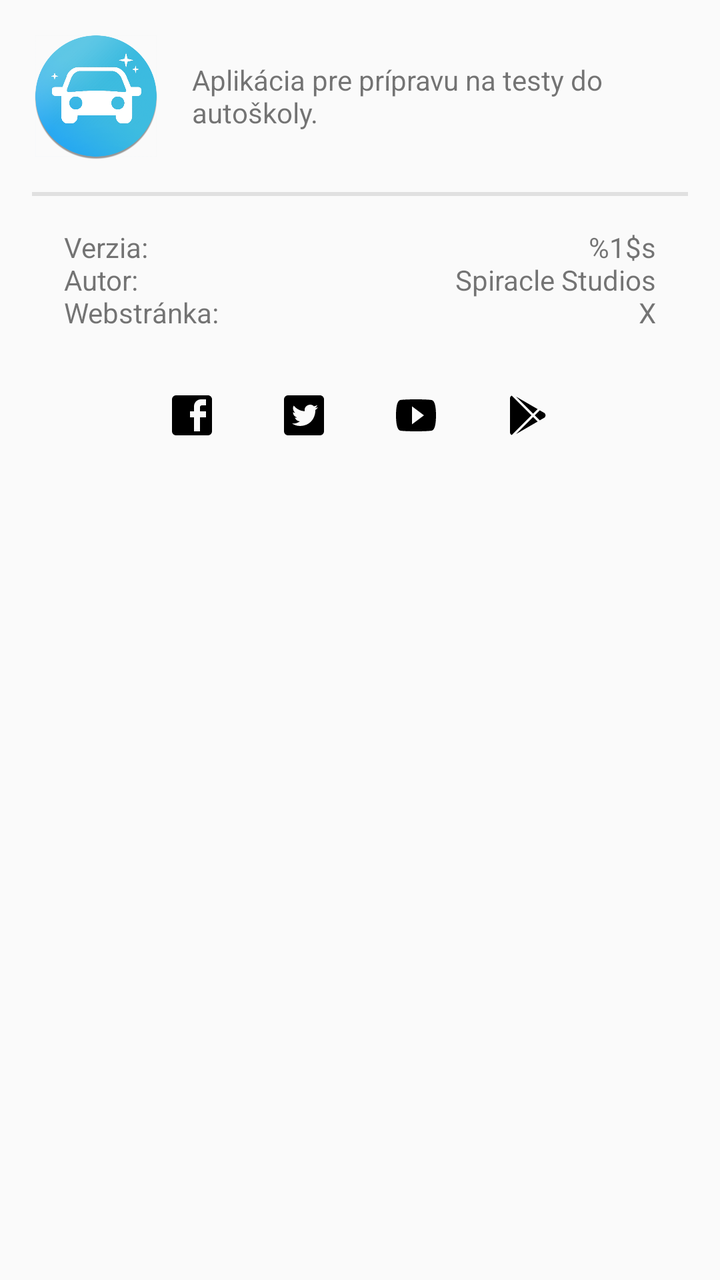
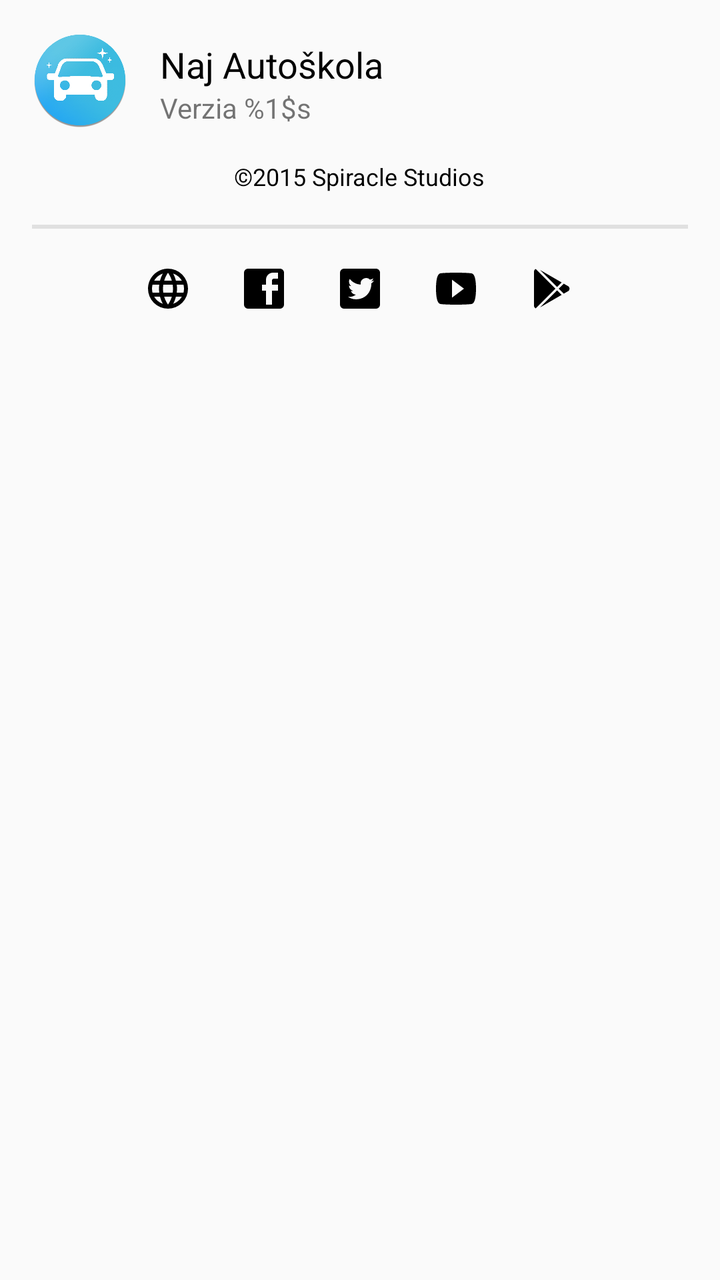

Two renders of the same Android screen: before a commit and after it. Below are the layout's source before the change and the commit's diff.
<!-- AndroidManifest.xml: application theme MyTheme.Light -->
<!-- res/layout/dialog_about.xml -->
<?xml version="1.0" encoding="utf-8"?>
<RelativeLayout xmlns:android="http://schemas.android.com/apk/res/android"
                xmlns:tools="http://schemas.android.com/tools"
                android:layout_width="match_parent"
                android:layout_height="match_parent"
                android:orientation="vertical"
                android:padding="16dp"
                tools:context=".MainActivity">

    <LinearLayout
        android:id="@+id/wrapper"
        android:layout_width="match_parent"
        android:layout_height="wrap_content">

        <ImageView
            android:id="@+id/app_icon"
            android:layout_width="64dp"
            android:layout_height="64dp"
            android:layout_gravity="center"
            android:contentDescription="@null"
            android:longClickable="true"
            android:src="@drawable/app_icon"/>

        <TextView
            android:id="@+id/content"
            android:layout_width="match_parent"
            android:layout_height="match_parent"
            android:layout_gravity="center"
            android:layout_marginLeft="16dp"
            android:layout_marginStart="16dp"
            android:gravity="center_vertical"
            android:text="@string/dialog_about_content"/>

    </LinearLayout>

    
    <View
        android:id="@+id/separator"
        android:layout_width="match_parent"
        android:layout_height="2dp"
        android:layout_below="@id/wrapper"
        android:layout_marginBottom="16dp"
        android:layout_marginTop="16dp"
        android:background="@color/grey_300"/>

    <TextView
        android:id="@+id/info_titles"
        android:layout_width="wrap_content"
        android:layout_height="wrap_content"
        android:layout_below="@id/separator"
        android:layout_gravity="start|top"
        android:layout_marginLeft="16dp"
        android:layout_marginStart="16dp"
        android:text="@string/dialog_about_info_titles"/>

    <TextView
        android:id="@+id/info_values"
        android:layout_width="wrap_content"
        android:layout_height="wrap_content"
        android:layout_alignParentEnd="true"
        android:layout_alignParentRight="true"
        android:layout_below="@id/separator"
        android:layout_marginEnd="16dp"
        android:layout_marginRight="16dp"
        android:gravity="end"
        android:text="@string/dialog_about_info_values"/>

    <LinearLayout
        android:layout_width="match_parent"
        android:layout_height="wrap_content"
        android:layout_below="@id/info_titles"
        android:layout_marginTop="14dp"
        android:gravity="center">

        <ImageButton
            android:id="@+id/facebook"
            android:layout_width="32dp"
            android:layout_height="32dp"
            android:layout_margin="12dp"
            android:background="?attr/selectableItemBackground"
            android:contentDescription="@null"
            android:src="@drawable/facebook_box"/>

        <ImageButton
            android:id="@+id/twitter"
            android:layout_width="32dp"
            android:layout_height="32dp"
            android:layout_margin="12dp"
            android:background="?attr/selectableItemBackground"
            android:contentDescription="@null"
            android:src="@drawable/twitter_box"/>

        <ImageButton
            android:id="@+id/youtube"
            android:layout_width="32dp"
            android:layout_height="32dp"
            android:layout_margin="12dp"
            android:background="?attr/selectableItemBackground"
            android:contentDescription="@null"
            android:src="@drawable/youtube_play"/>

        <ImageButton
            android:id="@+id/google_play"
            android:layout_width="32dp"
            android:layout_height="32dp"
            android:layout_margin="12dp"
            android:background="?attr/selectableItemBackground"
            android:contentDescription="@null"
            android:src="@drawable/google_play"/>

    </LinearLayout>

</RelativeLayout>
<!-- resources referenced by this layout -->
<resources>
  <color name="grey_300" type="color">#E0E0E0</color>
  <!-- drawable facebook_box (drawable) -->
  <vector xmlns:android="http://schemas.android.com/apk/res/android"
      android:height="24dp"
      android:width="24dp"
      android:viewportWidth="24"
      android:viewportHeight="24">
      <path android:fillColor="#000" android:pathData="M19,4V7H17A1,1 0 0,0 16,8V10H19V13H16V20H13V13H11V10H13V7.5C13,5.56 14.57,4 16.5,4M20,2H4A2,2 0 0,0 2,4V20A2,2 0 0,0 4,22H20A2,2 0 0,0 22,20V4C22,2.89 21.1,2 20,2Z" />
  </vector>
  <!-- drawable youtube_play (drawable) -->
  <vector xmlns:android="http://schemas.android.com/apk/res/android"
      android:height="24dp"
      android:width="24dp"
      android:viewportWidth="24"
      android:viewportHeight="24">
      <path android:fillColor="#000" android:pathData="M10,16.5V7.5L16,12M20,4.4C19.4,4.2 15.7,4 12,4C8.3,4 4.6,4.19 4,4.38C2.44,4.9 2,8.4 2,12C2,15.59 2.44,19.1 4,19.61C4.6,19.81 8.3,20 12,20C15.7,20 19.4,19.81 20,19.61C21.56,19.1 22,15.59 22,12C22,8.4 21.56,4.91 20,4.4Z" />
  </vector>
  <string name="dialog_about_content">Aplikácia pre prípravu na testy do autoškoly.</string>
  <string name="dialog_about_info_titles">Verzia:\nAutor:\nWebstránka:</string>
  <string name="dialog_about_info_values">%1$s\nSpiracle Studios\nX</string>
  <color name="colorPrimary" type="color">#4285F4</color>
  <color name="colorPrimaryDark" type="color">#3367D6</color>
  <color name="colorSecondary" type="color">@color/deep_teal_300</color>
  <color name="colorSecondaryDark" type="color">@color/deep_teal_500</color>
  <color name="colorTextTitle" type="color">#FFEE58</color>
  <color name="colorFlatButtons" type="color">@color/pink_A200</color>
  <color name="colorFloatingActionButton" type="color">@color/amber_A700</color>
  <color name="colorTabIndicator" type="color">@color/amber_A700</color>
  <color name="colorCardBackground" type="color">#FFF</color>
  <color name="colorNavigationDrawerBackground" type="color">#FAFAFA</color>
  <color name="deep_teal_300" type="color">#4DB6AC</color>
  <color name="deep_teal_500" type="color">#009688</color>
  <color name="pink_A200" type="color">#FF4081</color>
  <color name="amber_A700" type="color">#FFAB00</color>
  <!-- unchanged entries left out for length: 4 -->
</resources>

<!-- the commit's change to res/layout/dialog_about.xml (unified diff, before → after) -->
@@ -7,107 +7,119 @@
                 android:padding="16dp"
                 tools:context=".MainActivity">
 
-    <LinearLayout
+    <RelativeLayout
         android:id="@+id/wrapper"
         android:layout_width="match_parent"
         android:layout_height="wrap_content">
 
         <ImageView
             android:id="@+id/app_icon"
-            android:layout_width="64dp"
-            android:layout_height="64dp"
-            android:layout_gravity="center"
+            android:layout_width="48dp"
+            android:layout_height="48dp"
+            android:layout_marginEnd="16dp"
+            android:layout_marginRight="16dp"
             android:contentDescription="@null"
             android:longClickable="true"
             android:src="@drawable/app_icon"/>
 
         <TextView
-            android:id="@+id/content"
+            android:id="@+id/app_title"
             android:layout_width="match_parent"
-            android:layout_height="match_parent"
-            android:layout_gravity="center"
-            android:layout_marginLeft="16dp"
-            android:layout_marginStart="16dp"
-            android:gravity="center_vertical"
-            android:text="@string/dialog_about_content"/>
+            android:layout_height="wrap_content"
+            android:layout_marginTop="4dp"
+            android:layout_toEndOf="@id/app_icon"
+            android:layout_toRightOf="@id/app_icon"
+            android:text="@string/app_name"
+            android:textColor="@android:color/black"
+            android:textSize="18sp"/>
 
-    </LinearLayout>
+        <TextView
+            android:id="@+id/app_version"
+            android:layout_width="match_parent"
+            android:layout_height="wrap_content"
+            android:layout_below="@id/app_title"
+            android:layout_toEndOf="@id/app_icon"
+            android:layout_toRightOf="@id/app_icon"
+            android:text="@string/dialog_about_version"
+            android:textSize="14sp"/>
+
+        <TextView
+            android:id="@+id/copyright"
+            android:layout_width="wrap_content"
+            android:layout_height="wrap_content"
+            android:layout_below="@id/app_icon"
+            android:layout_centerHorizontal="true"
+            android:layout_marginTop="16dp"
+            android:text="@string/copyright"
+            android:textColor="@android:color/black"
+            android:textSize="12sp"/>
+
+    </RelativeLayout>
 
     
     <View
-        android:id="@+id/separator"
+        android:id="@+id/Divider"
         android:layout_width="match_parent"
         android:layout_height="2dp"
         android:layout_below="@id/wrapper"
-        android:layout_marginBottom="16dp"
+        android:layout_marginBottom="6dp"
         android:layout_marginTop="16dp"
         android:background="@color/grey_300"/>
 
-    <TextView
-        android:id="@+id/info_titles"
-        android:layout_width="wrap_content"
-        android:layout_height="wrap_content"
-        android:layout_below="@id/separator"
-        android:layout_gravity="start|top"
-        android:layout_marginLeft="16dp"
-        android:layout_marginStart="16dp"
-        android:text="@string/dialog_about_info_titles"/>
-
-    <TextView
-        android:id="@+id/info_values"
-        android:layout_width="wrap_content"
-        android:layout_height="wrap_content"
-        android:layout_alignParentEnd="true"
-        android:layout_alignParentRight="true"
-        android:layout_below="@id/separator"
-        android:layout_marginEnd="16dp"
-        android:layout_marginRight="16dp"
-        android:gravity="end"
-        android:text="@string/dialog_about_info_values"/>
-
     <LinearLayout
+        android:id="@+id/social_networks"
         android:layout_width="match_parent"
         android:layout_height="wrap_content"
-        android:layout_below="@id/info_titles"
-        android:layout_marginTop="14dp"
+        android:layout_below="@id/Divider"
         android:gravity="center">
 
+        
         <ImageButton
-            android:id="@+id/facebook"
+            android:id="@+id/web_icon"
             android:layout_width="32dp"
             android:layout_height="32dp"
-            android:layout_margin="12dp"
-            android:background="?attr/selectableItemBackground"
-            android:contentDescription="@null"
+            android:layout_margin="8dp"
+            android:background="?attr/selectableItemBackgroundBorderless"
+            android:contentDescription="@string/cd_social_web"
+            android:src="@drawable/web"/>
+
+        <ImageButton
+            android:id="@+id/facebook_icon"
+            android:layout_width="32dp"
+            android:layout_height="32dp"
+            android:layout_margin="8dp"
+            android:background="?attr/selectableItemBackgroundBorderless"
+            android:contentDescription="@string/cd_social_facebook"
             android:src="@drawable/facebook_box"/>
 
         <ImageButton
-            android:id="@+id/twitter"
+            android:id="@+id/twitter_icon"
             android:layout_width="32dp"
             android:layout_height="32dp"
-            android:layout_margin="12dp"
-            android:background="?attr/selectableItemBackground"
-            android:contentDescription="@null"
+            android:layout_margin="8dp"
+            android:background="?attr/selectableItemBackgroundBorderless"
+            android:contentDescription="@string/cd_social_twitter"
             android:src="@drawable/twitter_box"/>
 
         <ImageButton
-            android:id="@+id/youtube"
+            android:id="@+id/youtube_icon"
             android:layout_width="32dp"
             android:layout_height="32dp"
-            android:layout_margin="12dp"
-            android:background="?attr/selectableItemBackground"
-            android:contentDescription="@null"
+            android:layout_margin="8dp"
+            android:background="?attr/selectableItemBackgroundBorderless"
+            android:contentDescription="@string/cd_social_youtube"
             android:src="@drawable/youtube_play"/>
 
         <ImageButton
-            android:id="@+id/google_play"
+            android:id="@+id/google_play_icon"
             android:layout_width="32dp"
             android:layout_height="32dp"
-            android:layout_margin="12dp"
-            android:background="?attr/selectableItemBackground"
-            android:contentDescription="@null"
+            android:layout_margin="8dp"
+            android:background="?attr/selectableItemBackgroundBorderless"
+            android:contentDescription="@string/cd_social_google_play"
             android:src="@drawable/google_play"/>
 
     </LinearLayout>
 
+
 </RelativeLayout>
<!-- resource entries referenced after the edit -->
@@ -9,6 +9,14 @@
       android:viewportHeight="24">
       <path android:fillColor="#000" android:pathData="M19,4V7H17A1,1 0 0,0 16,8V10H19V13H16V20H13V13H11V10H13V7.5C13,5.56 14.57,4 16.5,4M20,2H4A2,2 0 0,0 2,4V20A2,2 0 0,0 4,22H20A2,2 0 0,0 22,20V4C22,2.89 21.1,2 20,2Z" />
   </vector>
+  <!-- drawable web (drawable) -->
+  <vector xmlns:android="http://schemas.android.com/apk/res/android"
+      android:height="24dp"
+      android:width="24dp"
+      android:viewportWidth="24"
+      android:viewportHeight="24">
+      <path android:fillColor="#000" android:pathData="M16.36,14C16.44,13.34 16.5,12.68 16.5,12C16.5,11.32 16.44,10.66 16.36,10H19.74C19.9,10.64 20,11.31 20,12C20,12.69 19.9,13.36 19.74,14M14.59,19.56C15.19,18.45 15.65,17.25 15.97,16H18.92C17.96,17.65 16.43,18.93 14.59,19.56M14.34,14H9.66C9.56,13.34 9.5,12.68 9.5,12C9.5,11.32 9.56,10.65 9.66,10H14.34C14.43,10.65 14.5,11.32 14.5,12C14.5,12.68 14.43,13.34 14.34,14M12,19.96C11.17,18.76 10.5,17.43 10.09,16H13.91C13.5,17.43 12.83,18.76 12,19.96M8,8H5.08C6.03,6.34 7.57,5.06 9.4,4.44C8.8,5.55 8.35,6.75 8,8M5.08,16H8C8.35,17.25 8.8,18.45 9.4,19.56C7.57,18.93 6.03,17.65 5.08,16M4.26,14C4.1,13.36 4,12.69 4,12C4,11.31 4.1,10.64 4.26,10H7.64C7.56,10.66 7.5,11.32 7.5,12C7.5,12.68 7.56,13.34 7.64,14M12,4.03C12.83,5.23 13.5,6.57 13.91,8H10.09C10.5,6.57 11.17,5.23 12,4.03M18.92,8H15.97C15.65,6.75 15.19,5.55 14.59,4.44C16.43,5.07 17.96,6.34 18.92,8M12,2C6.47,2 2,6.5 2,12A10,10 0 0,0 12,22A10,10 0 0,0 22,12A10,10 0 0,0 12,2Z" />
+  </vector>
   <!-- drawable youtube_play (drawable) -->
   <vector xmlns:android="http://schemas.android.com/apk/res/android"
       android:height="24dp"
@@ -17,9 +25,14 @@
       android:viewportHeight="24">
       <path android:fillColor="#000" android:pathData="M10,16.5V7.5L16,12M20,4.4C19.4,4.2 15.7,4 12,4C8.3,4 4.6,4.19 4,4.38C2.44,4.9 2,8.4 2,12C2,15.59 2.44,19.1 4,19.61C4.6,19.81 8.3,20 12,20C15.7,20 19.4,19.81 20,19.61C21.56,19.1 22,15.59 22,12C22,8.4 21.56,4.91 20,4.4Z" />
   </vector>
-  <string name="dialog_about_content">Aplikácia pre prípravu na testy do autoškoly.</string>
-  <string name="dialog_about_info_titles">Verzia:\nAutor:\nWebstránka:</string>
-  <string name="dialog_about_info_values">%1$s\nSpiracle Studios\nX</string>
+  <string name="app_name">Naj Autoškola</string>
+  <string name="cd_social_facebook">Facebook</string>
+  <string name="cd_social_google_play">Google Play</string>
+  <string name="cd_social_twitter">Twitter</string>
+  <string name="cd_social_web">Web</string>
+  <string name="cd_social_youtube">Youtube</string>
+  <string name="copyright">©2015 Spiracle Studios</string>
+  <string name="dialog_about_version">Verzia %1$s</string>
   <color name="colorPrimary" type="color">#4285F4</color>
   <color name="colorPrimaryDark" type="color">#3367D6</color>
   <color name="colorSecondary" type="color">@color/deep_teal_300</color>
